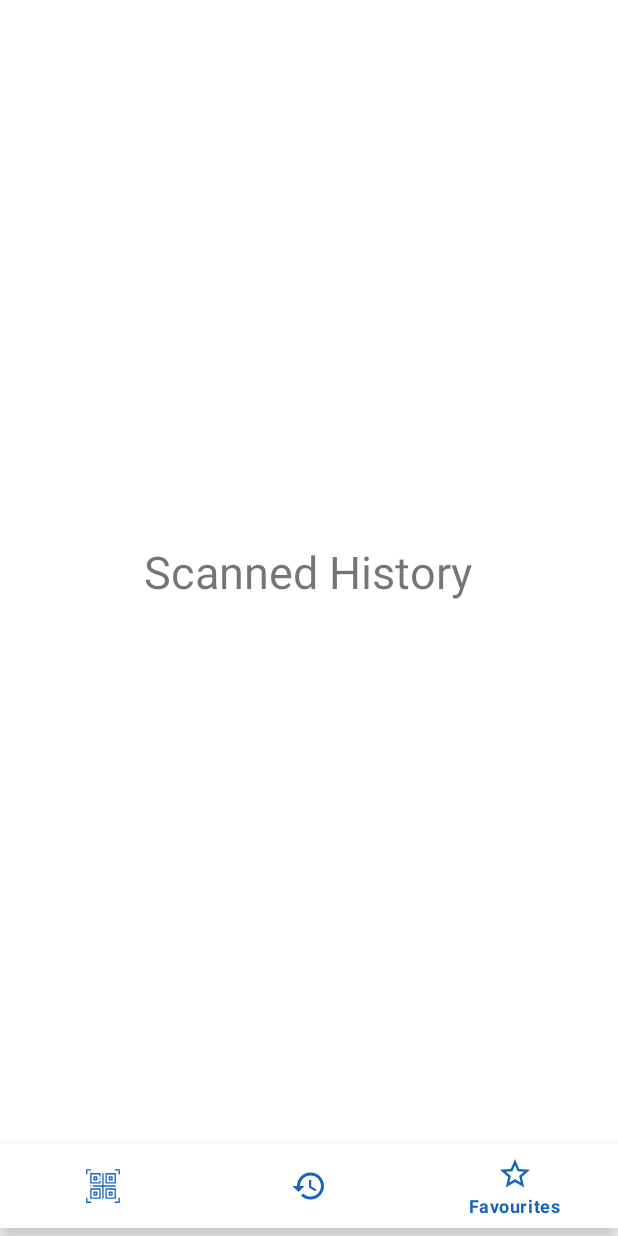
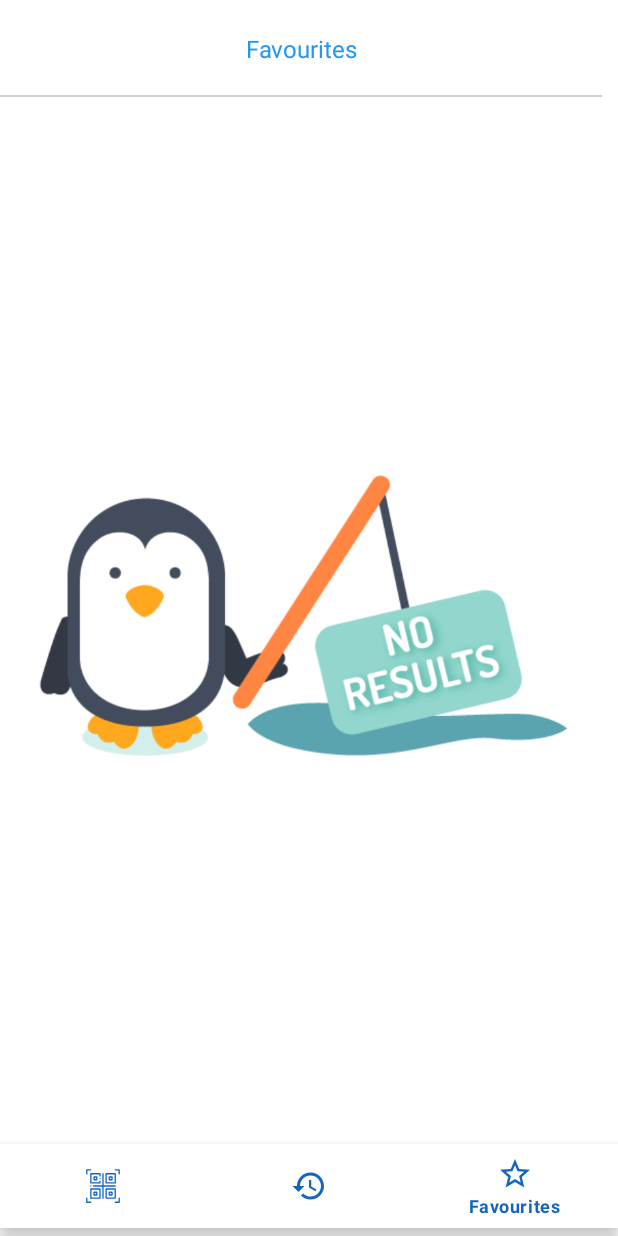
Before and after one commit to Kirca54/QR-Scanner, an Android app: the screen it shows after launch (MainActivity), item 3 of the bottom bar chosen, on a phone screen of 412 x 824 dp. Run offline under Robolectric (Android 15) with nearby library versions, the phone set to English and light mode, and no system bars; our stand-ins replace Room's generated code; libraries missing offline, so code that uses them is left out: com.facebook.stetho, me.dm7.barcodescanner; 12 statements that could not run were skipped.

Commit message:
added views for recently scanned and favourites

```diff
--- a/app/src/main/java/com/example/qrcodescanner/ui/MainPagerAdapter.kt
+++ b/app/src/main/java/com/example/qrcodescanner/ui/MainPagerAdapter.kt
@@ -19,11 +19,11 @@ class MainPagerAdapter(fm: FragmentManager) : FragmentStatePagerAdapter(fm) {
             }
 
             1 -> {
-                ScannedHistoryFragment.newInstance()
+                ScannedHistoryFragment.newInstance(ScannedHistoryFragment.ResultListType.ALL_RESULT)
             }
 
             2 -> {
-                ScannedHistoryFragment.newInstance()
+                ScannedHistoryFragment.newInstance(ScannedHistoryFragment.ResultListType.FAVOURITE_RESULT)
             }
 
             else -> {
--- /dev/null
+++ b/app/src/main/java/com/example/qrcodescanner/ui/adapters/ScannedResultListAdapter.kt
@@ -0,0 +1,99 @@
+package com.example.qrcodescanner.ui.adapters
+
+import android.app.AlertDialog
+import android.content.Context
+import android.view.LayoutInflater
+import android.view.View
+import android.view.ViewGroup
+import androidx.recyclerview.widget.RecyclerView
+import com.example.qrcodescanner.R
+import com.example.qrcodescanner.db.DbHelperI
+import com.example.qrcodescanner.db.entities.QrResult
+import com.example.qrcodescanner.ui.dialogs.QrCodeResultDialog
+import com.example.qrcodescanner.utlis.gone
+import com.example.qrcodescanner.utlis.toFormattedDisplay
+import com.example.qrcodescanner.utlis.visible
+import kotlinx.android.synthetic.main.layout_qr_result_show.view.*
+import kotlinx.android.synthetic.main.layout_qr_result_show.view.favouriteIcon
+import kotlinx.android.synthetic.main.layout_single_item_qr_result.view.*
+import java.nio.file.Files.delete
+
+class ScannedResultListAdapter(
+    var dbHelperI: DbHelperI,
+    var context: Context,
+    private var listOfScannedResult: MutableList<QrResult>
+) :
+    RecyclerView.Adapter<ScannedResultListAdapter.ScannedResultListViewHolder>() {
+
+    private var resultDialog: QrCodeResultDialog =
+        QrCodeResultDialog(context)
+
+    override fun onCreateViewHolder(parent: ViewGroup, viewType: Int): ScannedResultListViewHolder {
+        return ScannedResultListViewHolder(
+            LayoutInflater.from(parent.context).inflate(
+                R.layout.layout_single_item_qr_result,
+                parent,
+                false
+            )
+        )
+    }
+
+    override fun getItemCount(): Int {
+        return listOfScannedResult.size
+    }
+
+    override fun onBindViewHolder(holder: ScannedResultListViewHolder, position: Int) {
+        holder.bind(listOfScannedResult[position], position)
+    }
+
+    inner class ScannedResultListViewHolder(var view: View) : RecyclerView.ViewHolder(view) {
+
+        fun bind(qrResult: QrResult, position: Int) {
+            view.result.text = qrResult.result!!
+            view.tvTime.text = qrResult.calendar.toFormattedDisplay()
+            setResultTypeIcon(qrResult.resultType)
+            setFavourite(qrResult.favourite)
+            onClicks(qrResult, position)
+        }
+
+        private fun setResultTypeIcon(resultType: String?) {
+
+        }
+
+        private fun setFavourite(isFavourite: Boolean) {
+            if (isFavourite)
+                view.favouriteIcon.visible()
+            else
+                view.favouriteIcon.gone()
+        }
+
+
+        private fun onClicks(qrResult: QrResult, position: Int) {
+            view.setOnClickListener {
+                resultDialog.show(qrResult)
+            }
+
+           /* view.setOnLongClickListener {
+                showDeleteDialog(qrResult, position)
+                return@setOnLongClickListener true
+            }*/
+        }
+
+        /*private fun showDeleteDialog(qrResult: QrResult, position: Int) {
+            AlertDialog.Builder(context, R.style.CustomAlertDialog).setTitle(context.getString(R.string.delete))
+                .setMessage(context.getString(R.string.want_to_delete))
+                .setPositiveButton(context.getString(R.string.delete)) { _, _ ->
+                    deleteThisRecord(qrResult, position)
+                }
+                .setNegativeButton(context.getString(R.string.cancel)) { dialog, _ ->
+                    dialog.cancel()
+                }.show()
+        }*/
+
+        private fun deleteThisRecord(qrResult: QrResult, position: Int) {
+            dbHelperI.deleteQrResult(qrResult.id!!)
+            listOfScannedResult.removeAt(position)
+            notifyItemRemoved(position)
+        }
+    }
+}
--- a/app/src/main/java/com/example/qrcodescanner/ui/scanned_history/ScannedHistoryFragment.kt
+++ b/app/src/main/java/com/example/qrcodescanner/ui/scanned_history/ScannedHistoryFragment.kt
@@ -1,48 +1,152 @@
 package com.example.qrcodescanner.ui.scanned_history
 
+import android.app.AlertDialog
 import android.os.Bundle
 import androidx.fragment.app.Fragment
 import android.view.LayoutInflater
 import android.view.View
 import android.view.ViewGroup
+import androidx.recyclerview.widget.LinearLayoutManager
 import com.example.qrcodescanner.R
-
-
-private const val ARG_PARAM1 = "param1"
-private const val ARG_PARAM2 = "param2"
+import com.example.qrcodescanner.db.DbHelper
+import com.example.qrcodescanner.db.DbHelperI
+import com.example.qrcodescanner.db.database.QrResultDataBase
+import com.example.qrcodescanner.db.entities.QrResult
+import com.example.qrcodescanner.ui.adapters.ScannedResultListAdapter
+import com.example.qrcodescanner.utlis.gone
+import com.example.qrcodescanner.utlis.visible
+import kotlinx.android.synthetic.main.fragment_scanned_history.view.*
+import kotlinx.android.synthetic.main.layout_header_history.view.*
 
 
 class ScannedHistoryFragment : Fragment() {
 
-    /*private var param1: String? = null
-    private var param2: String? = null
+    enum class ResultListType {
+        ALL_RESULT, FAVOURITE_RESULT
+    }
+
+    companion object {
+
+        private const val ARGUMENT_RESULT_LIST_TYPE = "ArgumentResultType"
+
+        fun newInstance(screenType: ResultListType): ScannedHistoryFragment {
+            val bundle = Bundle()
+            bundle.putSerializable(ARGUMENT_RESULT_LIST_TYPE, screenType)
+            val fragment = ScannedHistoryFragment()
+            fragment.arguments = bundle
+            return fragment
+        }
+
+    }
+
+    private lateinit var mView: View
+
+    private lateinit var dbHelperI: DbHelperI
+
+    private var resultListType: ResultListType? = null
 
     override fun onCreate(savedInstanceState: Bundle?) {
         super.onCreate(savedInstanceState)
-        arguments?.let {
-            param1 = it.getString(ARG_PARAM1)
-            param2 = it.getString(ARG_PARAM2)
+        handleArguments()
+    }
+
+    private fun handleArguments() {
+        resultListType = arguments?.getSerializable(ARGUMENT_RESULT_LIST_TYPE) as ResultListType
+    }
+
+    override fun onCreateView(inflater: LayoutInflater, container: ViewGroup?, savedInstanceState: Bundle?): View? {
+        mView = inflater.inflate(R.layout.fragment_scanned_history, container, false)
+        init()
+        setSwipeRefresh()
+        //onClicks()
+        showListOfResults()
+        return mView.rootView
+    }
+
+    private fun init() {
+        dbHelperI = DbHelper(QrResultDataBase.getAppDatabase(context!!)!!)
+        mView.layoutHeader.tvHeaderText.text = getString(R.string.recent_scanned_results)
+    }
+
+    private fun showListOfResults() {
+        when (resultListType) {
+            ResultListType.ALL_RESULT -> showAllResults()
+            ResultListType.FAVOURITE_RESULT -> showFavouriteResults()
+        }
+    }
+
+    private fun showAllResults() {
+        val listOfAllResult = dbHelperI.getAllQRScannedResult()
+        showResults(listOfAllResult)
+        mView.layoutHeader.tvHeaderText.text = getString(R.string.recent_scanned)
+    }
+
+    private fun showFavouriteResults() {
+        val listOfFavouriteResult = dbHelperI.getAllFavouriteQRScannedResult()
+        showResults(listOfFavouriteResult)
+        //mView.layoutHeader.tvHeaderText.text = getString(R.string.favourites_scanned_results)
+    }
+
+
+    private fun showResults(listOfQrResult: List<QrResult>) {
+        if (listOfQrResult.isNotEmpty())
+            initRecyclerView(listOfQrResult)
+        else
+            showEmptyState()
+    }
+
+    private fun initRecyclerView(listOfQrResult: List<QrResult>) {
+        mView.scannedHistoryRecyclerView.layoutManager = LinearLayoutManager(context)
+        mView.scannedHistoryRecyclerView.adapter =
+            ScannedResultListAdapter(dbHelperI, context!!, listOfQrResult.toMutableList())
+        showRecyclerView()
+    }
+
+    private fun setSwipeRefresh() {
+        mView.swipeRefresh.setOnRefreshListener {
+            mView.swipeRefresh.isRefreshing = false
+            showListOfResults()
+        }
+    }
+
+
+   /* private fun onClicks() {
+        mView.layoutHeader.removeAll.setOnClickListener {
+            showRemoveAllScannedResultDialog()
         }
     }*/
 
-    companion object {
+   /* private fun showRemoveAllScannedResultDialog() {
+        AlertDialog.Builder(context!!, R.style.CustomAlertDialog).setTitle(getString(R.string.clear_all))
+            .setMessage(getString(R.string.clear_all_result))
+            .setPositiveButton(getString(R.string.clear)) { _, _ ->
+                clearAllRecords()
+            }
+            .setNegativeButton(getString(R.string.cancel)) { dialog, _ ->
+                dialog.cancel()
+            }.show()
 
-        fun newInstance(): ScannedHistoryFragment {
-            return ScannedHistoryFragment()
+    }
+*/
+    private fun clearAllRecords() {
+        when (resultListType) {
+            ResultListType.ALL_RESULT -> dbHelperI.deleteAllQRScannedResult()
+            ResultListType.FAVOURITE_RESULT -> dbHelperI.deleteAllFavouriteQRScannedResult()
         }
-        /*@JvmStatic
-        fun newInstance(param1: String, param2: String) =
-            ScannedHistoryFragment().apply {
-                arguments = Bundle().apply {
-                    putString(ARG_PARAM1, param1)
-                    putString(ARG_PARAM2, param2)
-                }
-            }*/
+        mView.scannedHistoryRecyclerView.adapter?.notifyDataSetChanged()
+        showListOfResults()
     }
 
-    override fun onCreateView(
-        inflater: LayoutInflater, container: ViewGroup?,savedInstanceState: Bundle?): View? {
-        return inflater.inflate(R.layout.fragment_scanned_history, container, false)
+    private fun showRecyclerView() {
+        mView.layoutHeader.removeAll.visible()
+        mView.scannedHistoryRecyclerView.visible()
+        mView.noResultFound.gone()
+    }
+
+    private fun showEmptyState() {
+        mView.layoutHeader.removeAll.gone()
+        mView.scannedHistoryRecyclerView.gone()
+        mView.noResultFound.visible()
     }
 
 
--- a/app/src/main/res/layout/fragment_scanned_history.xml
+++ b/app/src/main/res/layout/fragment_scanned_history.xml
@@ -1,16 +1,47 @@
 <?xml version="1.0" encoding="utf-8"?>
-<FrameLayout xmlns:android="http://schemas.android.com/apk/res/android"
-    xmlns:tools="http://schemas.android.com/tools"
+<androidx.constraintlayout.widget.ConstraintLayout
+    xmlns:android="http://schemas.android.com/apk/res/android"
+    xmlns:app="http://schemas.android.com/apk/res-auto" xmlns:tools="http://schemas.android.com/tools"
     android:layout_width="match_parent"
-    android:layout_height="match_parent"
-    tools:context=".ui.scanned_history.ScannedHistoryFragment">
+    android:layout_height="match_parent">
 
-    <!-- TODO: Update blank fragment layout -->
-    <TextView
-        android:layout_width="match_parent"
-        android:layout_height="match_parent"
-        android:gravity="center"
-        android:textSize="30dp"
-        android:text="Scanned History" />
+    <include
+        android:id="@+id/layoutHeader"
+        layout="@layout/layout_header_history"
+        android:layout_height="wrap_content"
+        android:layout_width="0dp"
+        app:layout_constraintTop_toTopOf="parent"
+        app:layout_constraintStart_toStartOf="parent"
+        app:layout_constraintEnd_toEndOf="parent"
+        android:layout_marginEnd="8dp"/>
 
-</FrameLayout>
+    <androidx.swiperefreshlayout.widget.SwipeRefreshLayout
+        android:id="@+id/swipeRefresh"
+        android:layout_width="0dp"
+        android:layout_height="0dp"
+        app:layout_constraintEnd_toEndOf="parent"
+        app:layout_constraintStart_toStartOf="parent"
+        app:layout_constraintBottom_toBottomOf="parent"
+        app:layout_constraintTop_toBottomOf="@+id/layoutHeader">
+
+        <androidx.recyclerview.widget.RecyclerView
+            android:id="@+id/scannedHistoryRecyclerView"
+            android:layout_width="wrap_content"
+            android:layout_height="wrap_content"/>
+
+
+    </androidx.swiperefreshlayout.widget.SwipeRefreshLayout>
+
+    <androidx.appcompat.widget.AppCompatImageView
+        android:id="@+id/noResultFound"
+        android:layout_width="wrap_content"
+        android:layout_height="wrap_content"
+        android:src="@drawable/noresults"
+        app:layout_constraintTop_toTopOf="@+id/swipeRefresh"
+        android:layout_marginBottom="8dp"
+        android:visibility="gone"
+        app:layout_constraintBottom_toBottomOf="@+id/swipeRefresh"
+        app:layout_constraintStart_toStartOf="parent"
+        app:layout_constraintEnd_toEndOf="parent"/>
+
+</androidx.constraintlayout.widget.ConstraintLayout>
--- /dev/null
+++ b/app/src/main/res/layout/layout_header_history.xml
@@ -0,0 +1,42 @@
+<?xml version="1.0" encoding="utf-8"?>
+<androidx.constraintlayout.widget.ConstraintLayout
+    xmlns:android="http://schemas.android.com/apk/res/android"
+    xmlns:app="http://schemas.android.com/apk/res-auto"
+    xmlns:tools="http://schemas.android.com/tools"
+    android:layout_width="match_parent"
+    android:layout_height="wrap_content"
+    >
+
+    <androidx.appcompat.widget.AppCompatTextView
+        android:id="@+id/tvHeaderText"
+        android:layout_width="wrap_content"
+        android:layout_height="30dp"
+        tools:text="@string/recent_scanned_results"
+        android:textSize="16sp"
+        android:gravity="center"
+        android:textColor="@color/colorPrimary"
+        app:layout_constraintEnd_toEndOf="parent"
+        app:layout_constraintStart_toStartOf="parent" app:layout_constraintTop_toTopOf="parent"
+        android:layout_marginTop="16dp"
+        app:layout_constraintBottom_toBottomOf="parent" android:layout_marginBottom="16dp"/>
+
+    <androidx.appcompat.widget.AppCompatImageView
+        android:id="@+id/removeAll"
+        android:layout_width="wrap_content"
+        android:layout_height="wrap_content"
+        android:src="@drawable/ic_clear_all_blue_24dp"
+        app:layout_constraintTop_toTopOf="@+id/tvHeaderText"
+        app:layout_constraintEnd_toEndOf="parent" android:layout_marginEnd="32dp"
+        app:layout_constraintBottom_toBottomOf="@+id/tvHeaderText"/>
+
+    <View
+        android:layout_width="match_parent"
+        android:layout_height="1dp"
+        android:background="@color/lightGray"
+        app:layout_constraintTop_toBottomOf="@+id/tvHeaderText"
+        android:layout_marginTop="16dp"
+        app:layout_constraintBottom_toBottomOf="parent"/>
+
+
+
+</androidx.constraintlayout.widget.ConstraintLayout>
--- /dev/null
+++ b/app/src/main/res/layout/layout_single_item_qr_result.xml
@@ -0,0 +1,68 @@
+<?xml version="1.0" encoding="utf-8"?>
+<androidx.constraintlayout.widget.ConstraintLayout
+    xmlns:android="http://schemas.android.com/apk/res/android"
+    xmlns:app="http://schemas.android.com/apk/res-auto"
+    xmlns:tools="http://schemas.android.com/tools"
+    android:orientation="vertical"
+    android:layout_width="match_parent"
+    android:layout_height="wrap_content">
+
+    <androidx.appcompat.widget.AppCompatTextView
+        android:id="@+id/result"
+        android:layout_width="0dp"
+        android:layout_height="wrap_content"
+        tools:text="Resiusdbsdsdsdsdsdsdsdsdsdsdsdssnvdnsdsdsgfdfsgfdfsdsf"
+        android:lines="1"
+        android:textColor="@android:color/black"
+        app:layout_constraintTop_toTopOf="@+id/resultTypeIcon"
+        android:ellipsize="end"
+        app:layout_constraintStart_toEndOf="@+id/resultTypeIcon"
+        android:layout_marginStart="16dp"
+        app:layout_constraintEnd_toEndOf="parent"
+        android:layout_marginEnd="16dp"/>
+
+    <androidx.appcompat.widget.AppCompatImageView
+        android:id="@+id/resultTypeIcon"
+        android:layout_width="wrap_content"
+        android:padding="15dp"
+        android:backgroundTint="@color/colorPrimary"
+        android:src="@drawable/ic_text_documents"
+        android:background="@drawable/bg_black_shape"
+        android:layout_height="wrap_content"
+        app:layout_constraintTop_toTopOf="parent"
+        app:layout_constraintStart_toStartOf="parent"
+        android:layout_marginTop="16dp"
+        android:layout_marginStart="16dp"/>
+
+    <androidx.appcompat.widget.AppCompatTextView
+        android:layout_width="0dp"
+        android:layout_height="wrap_content"
+        android:lines="1"
+        android:textColor="@android:color/darker_gray"
+        android:ellipsize="end"
+        tools:text="15-07-2010 03-45AM"
+        android:layout_marginTop="8dp"
+        app:layout_constraintTop_toBottomOf="@+id/result"
+        app:layout_constraintStart_toEndOf="@+id/resultTypeIcon"
+        android:layout_marginStart="16dp"
+        app:layout_constraintBottom_toBottomOf="@+id/resultTypeIcon"
+        android:id="@+id/tvTime"/>
+
+    <androidx.appcompat.widget.AppCompatImageView
+        android:id="@+id/favouriteIcon"
+        android:layout_width="wrap_content"
+        android:layout_height="wrap_content"
+        android:src="@drawable/ic_star_full_yellow_24dp"
+        app:layout_constraintTop_toTopOf="@+id/tvTime"
+        app:layout_constraintBottom_toBottomOf="@+id/tvTime"
+        app:layout_constraintEnd_toEndOf="@+id/result"/>
+
+    <View
+        android:layout_width="match_parent"
+        android:layout_height="1dp"
+        android:background="@color/lightGray"
+        app:layout_constraintTop_toBottomOf="@+id/resultTypeIcon"
+        android:layout_marginTop="16dp"
+        app:layout_constraintBottom_toBottomOf="parent"/>
+
+</androidx.constraintlayout.widget.ConstraintLayout>
--- a/app/src/main/res/values/strings.xml
+++ b/app/src/main/res/values/strings.xml
@@ -6,4 +6,5 @@
     <string name="favourites">Favourites</string>
     <!-- TODO: Remove or change this placeholder text -->
     <string name="hello_blank_fragment">Hello blank fragment</string>
+    <string name="recent_scanned_results">Favourites</string>
 </resources>
```
